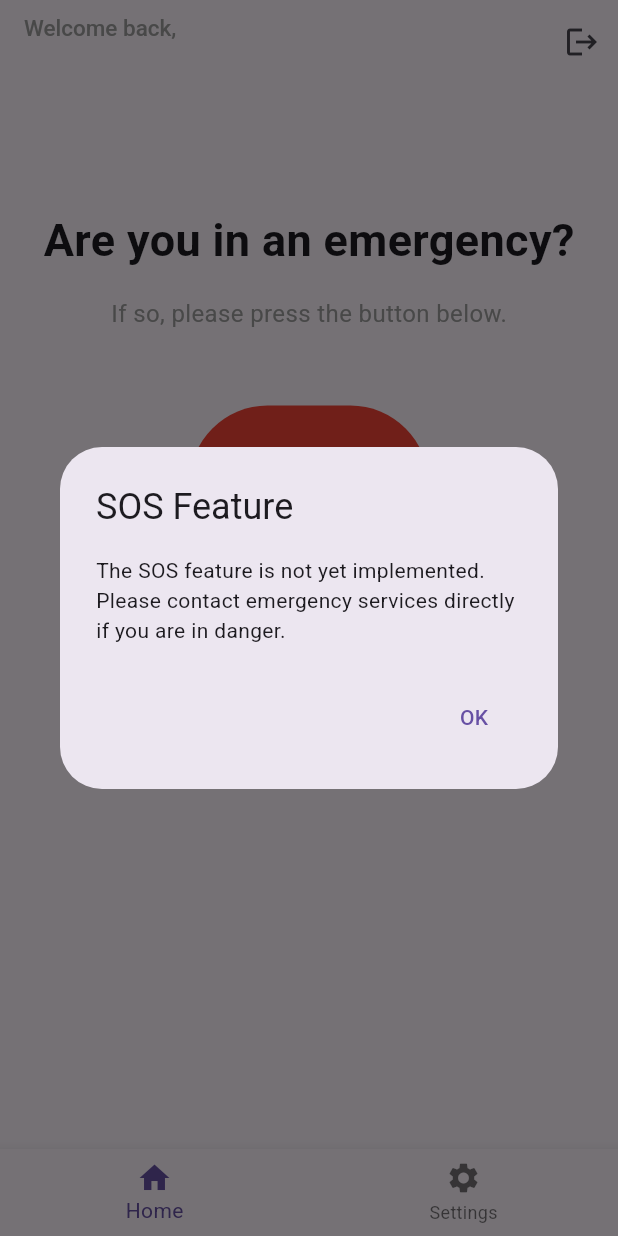
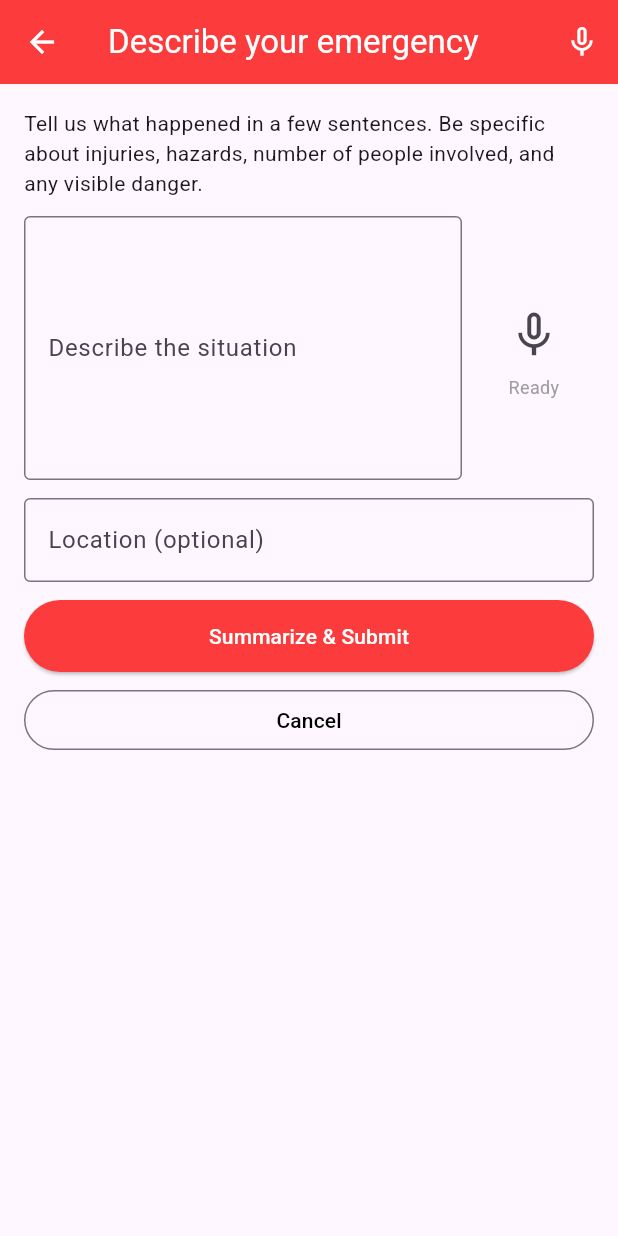
Before and after one commit to barjr/ResQ, a Flutter app: the screen it shows once a user with an empty profile is signed in, after a tap on "SOS", on a phone screen of 412 x 824 dp. Run offline on Flutter 3.47's test engine with Material 3 defaults, Android fonts, the phone set to English and light mode, and no system bars; our stand-ins replace firebase_auth, firebase_core, speech_to_text; accounts and stored records are empty.

Commit message:
Add customer/helper views and SOS reporting with AI summary
Introduces CustomerViewPage and HelperViewPage for handling help requests, and SosReportPage for submitting emergency reports with optional AI-generated summaries and voice input. Adds HelpRequest model, in-memory RequestStore service, and a placeholder MockSummarizer. Updates dashboard to link to new pages, removes unused helpers from create_account, and integrates CocoaPods for iOS and macOS. Also updates Info.plist and Xcode project settings for new features and identifiers.

```diff
--- /dev/null
+++ b/lib/models/help_request.dart
@@ -0,0 +1,15 @@
+class HelpRequest {
+  final String id;
+  final String reporterName;
+  final String description;
+  final String? location;
+  final DateTime createdAt;
+
+  HelpRequest({
+    required this.id,
+    required this.reporterName,
+    required this.description,
+    this.location,
+    DateTime? createdAt,
+  }) : createdAt = createdAt ?? DateTime.now();
+}
--- a/lib/pages/dashboard.dart
+++ b/lib/pages/dashboard.dart
@@ -1,5 +1,8 @@
 import 'package:flutter/material.dart';
 import 'package:firebase_auth/firebase_auth.dart';
+import 'package:resq/pages/customer_view.dart';
+import 'package:resq/pages/helper_view.dart';
+import 'package:resq/pages/sos_report.dart';
 
 class DashboardPage extends StatefulWidget {
   const DashboardPage({super.key});
@@ -117,27 +120,39 @@ class _DashboardPageState extends State<DashboardPage> {
                   ),
                 ),
                 onPressed: () {
-                  showDialog(
-                    context: context,
-                    builder: (BuildContext context) {
-                      return AlertDialog(
-                        title: const Text('SOS Feature'),
-                        content: const Text(
-                          'The SOS feature is not yet implemented.\nPlease contact emergency services directly if you are in danger.',
-                        ),
-                        actions: [
-                          TextButton(
-                            onPressed: () {
-                              Navigator.of(context).pop();
-                            },
-                            child: const Text('OK'),
-                          ),
-                        ],
-                      );
-                    },
+                  Navigator.of(context).push(
+                    MaterialPageRoute(builder: (_) => const SosReportPage()),
                   );
                 },
                 child: const Text("SOS", style: TextStyle(fontSize: 50)),
+              ),
+              const SizedBox(height: 24),
+              ElevatedButton(
+                onPressed: () {
+                  Navigator.of(context).push(
+                    MaterialPageRoute(builder: (_) => const CustomerViewPage()),
+                  );
+                },
+                style: ElevatedButton.styleFrom(
+                  backgroundColor: Colors.blue,
+                  foregroundColor: Colors.white,
+                  padding: const EdgeInsets.symmetric(horizontal: 24, vertical: 14),
+                ),
+                child: const Text('Customer View'),
+              ),
+              const SizedBox(height: 12),
+              ElevatedButton(
+                onPressed: () {
+                  Navigator.of(context).push(
+                    MaterialPageRoute(builder: (_) => const HelperViewPage()),
+                  );
+                },
+                style: ElevatedButton.styleFrom(
+                  backgroundColor: Colors.green,
+                  foregroundColor: Colors.white,
+                  padding: const EdgeInsets.symmetric(horizontal: 24, vertical: 14),
+                ),
+                child: const Text('Helper View'),
               ),
             ],
           ),
--- /dev/null
+++ b/lib/pages/sos_report.dart
@@ -0,0 +1,224 @@
+import 'package:flutter/material.dart';
+import 'package:resq/services/summarizer.dart';
+import 'package:resq/services/request_store.dart';
+import 'package:speech_to_text/speech_to_text.dart' as stt;
+
+class SosReportPage extends StatefulWidget {
+  const SosReportPage({super.key});
+
+  @override
+  State<SosReportPage> createState() => _SosReportPageState();
+}
+
+class _SosReportPageState extends State<SosReportPage> {
+  final _formKey = GlobalKey<FormState>();
+  final _descCtrl = TextEditingController();
+  final _locationCtrl = TextEditingController();
+  bool _isSummarizing = false;
+  late stt.SpeechToText _speech;
+  bool _speechAvailable = false;
+  bool _listening = false;
+
+  @override
+  void dispose() {
+    _descCtrl.dispose();
+    _locationCtrl.dispose();
+    super.dispose();
+  }
+
+  @override
+  void initState() {
+    super.initState();
+    _speech = stt.SpeechToText();
+    _initSpeech();
+  }
+
+  Future<void> _initSpeech() async {
+    try {
+      _speechAvailable = await _speech.initialize(onError: (e) {
+        // ignore: avoid_print
+        print('Speech init error: $e');
+      });
+      setState(() {});
+    } catch (e) {
+      // ignore: avoid_print
+      print('Error initializing speech: $e');
+      _speechAvailable = false;
+    }
+  }
+
+  void _toggleListening() async {
+    if (!_speechAvailable) {
+      await _initSpeech();
+      if (!_speechAvailable) return;
+    }
+
+    if (_listening) {
+      await _speech.stop();
+      setState(() => _listening = false);
+      return;
+    }
+
+    setState(() => _listening = true);
+    await _speech.listen(onResult: (result) {
+      setState(() {
+        // append recognized words to existing text
+        final recognized = result.recognizedWords;
+        if (_descCtrl.text.trim().isEmpty) {
+          _descCtrl.text = recognized;
+        } else {
+          _descCtrl.text = '${_descCtrl.text} $recognized';
+        }
+        // move cursor to end
+        _descCtrl.selection = TextSelection.fromPosition(TextPosition(offset: _descCtrl.text.length));
+      });
+    });
+  }
+
+  Future<void> _summarize() async {
+    if (!_formKey.currentState!.validate()) return;
+    setState(() => _isSummarizing = true);
+    final summarizer = MockSummarizer();
+    final summary = await summarizer.summarize(
+      description: _descCtrl.text.trim(),
+      location: _locationCtrl.text.trim().isEmpty ? null : _locationCtrl.text.trim(),
+    );
+    if (!mounted) return;
+    setState(() => _isSummarizing = false);
+
+    showDialog(
+      context: context,
+      builder: (_) => AlertDialog(
+        title: const Text('AI Summary'),
+        content: Text(summary),
+        actions: [
+          TextButton(
+            onPressed: () => Navigator.of(context).pop(),
+            child: const Text('Close'),
+          ),
+          TextButton(
+            onPressed: () {
+              Navigator.of(context).pop();
+              // persist to in-memory store so helpers can see the request
+              try {
+                // use a placeholder reporter name for now
+                RequestStore.instance.addRequest(
+                  reporterName: 'Anonymous',
+                  description: _descCtrl.text.trim(),
+                  location: _locationCtrl.text.trim().isEmpty ? null : _locationCtrl.text.trim(),
+                );
+              } catch (e) {
+                // ignore: avoid_print
+                print('Failed to add request: $e');
+              }
+              ScaffoldMessenger.of(context).showSnackBar(
+                const SnackBar(content: Text('Report submitted')),
+              );
+              Navigator.of(context).pop();
+            },
+            child: const Text('Submit'),
+          ),
+        ],
+      ),
+    );
+  }
+
+  @override
+  Widget build(BuildContext context) {
+    return Scaffold(
+      appBar: AppBar(
+        iconTheme: IconThemeData(color: Colors.white),
+        title: const Text('Describe your emergency', style: TextStyle(color: Colors.white),),
+        backgroundColor: const Color(0xFFFC3B3C),
+        actions: [
+          IconButton(
+            tooltip: 'Use voice input',
+            icon: Icon(_listening ? Icons.mic : Icons.mic_none),
+            onPressed: _toggleListening,
+          ),
+        ],
+      ),
+      body: SafeArea(
+        child: Padding(
+          padding: const EdgeInsets.all(16.0),
+          child: Form(
+            key: _formKey,
+            child: Column(
+              crossAxisAlignment: CrossAxisAlignment.stretch,
+              children: [
+                const Text(
+                  'Tell us what happened in a few sentences. Be specific about injuries, hazards, number of people involved, and any visible danger.',
+                ),
+                const SizedBox(height: 12),
+                Row(
+                  children: [
+                    Expanded(
+                      child: TextFormField(
+                        controller: _descCtrl,
+                        maxLines: null,
+                        minLines: 6,
+                        decoration: const InputDecoration(
+                          border: OutlineInputBorder(),
+                          labelText: 'Describe the situation',
+                        ),
+                        validator: (v) => (v == null || v.trim().isEmpty) ? 'Please describe the situation' : null,
+                      ),
+                    ),
+                    const SizedBox(width: 8),
+                    Column(
+                      mainAxisSize: MainAxisSize.min,
+                      children: [
+                        IconButton(
+                          iconSize: 36,
+                          color: _listening ? Colors.red : null,
+                          icon: Icon(_listening ? Icons.mic : Icons.mic_none),
+                          onPressed: _toggleListening,
+                        ),
+                        SizedBox(
+                          width: 80,
+                          child: Text(
+                            _speechAvailable ? (_listening ? 'Listening' : 'Ready') : 'Unavailable',
+                            textAlign: TextAlign.center,
+                            style: TextStyle(
+                              fontSize: 12,
+                              color: _speechAvailable ? Colors.grey : Colors.red,
+                            ),
+                          ),
+                        ),
+                      ],
+                    ),
+                  ],
+                ),
+                const SizedBox(height: 12),
+                TextFormField(
+                  controller: _locationCtrl,
+                  decoration: const InputDecoration(
+                    border: OutlineInputBorder(),
+                    labelText: 'Location (optional)',
+                    hintText: 'e.g., near 5th Ave & Pine St',
+                  ),
+                ),
+                const SizedBox(height: 12),
+                SizedBox(
+                  height: 48,
+                  child: ElevatedButton(
+                    onPressed: _isSummarizing ? null : _summarize,
+                    style: ElevatedButton.styleFrom(backgroundColor: const Color(0xFFFC3B3C)),
+                    child: _isSummarizing
+                        ? const SizedBox(height: 20, width: 20, child: CircularProgressIndicator(strokeWidth: 2, valueColor: AlwaysStoppedAnimation<Color>(Colors.white)))
+                        : const Text('Summarize & Submit', style: TextStyle(color: Colors.white),),
+                  ),
+                ),
+                const SizedBox(height: 8),
+                OutlinedButton(
+                  onPressed: () => Navigator.of(context).pop(),
+                  child: const Text('Cancel', style: TextStyle(color: Colors.black),),
+                ),
+              ],
+            ),
+          ),
+        ),
+      ),
+    );
+  }
+}
--- /dev/null
+++ b/lib/services/request_store.dart
@@ -0,0 +1,34 @@
+import 'dart:async';
+import 'package:resq/models/help_request.dart';
+import 'package:uuid/uuid.dart';
+
+class RequestStore {
+  RequestStore._internal();
+
+  static final RequestStore _instance = RequestStore._internal();
+  static RequestStore get instance => _instance;
+
+  final _requests = <HelpRequest>[];
+  final _controller = StreamController<List<HelpRequest>>.broadcast();
+  final _uuid = Uuid();
+
+  Stream<List<HelpRequest>> get stream => _controller.stream;
+
+  void addRequest({required String reporterName, required String description, String? location}) {
+    final req = HelpRequest(
+      id: _uuid.v4(),
+      reporterName: reporterName,
+      description: description,
+      location: location,
+    );
+    _requests.insert(0, req);
+    _controller.add(List.unmodifiable(_requests));
+  }
+
+  void removeRequest(String id) {
+    _requests.removeWhere((r) => r.id == id);
+    _controller.add(List.unmodifiable(_requests));
+  }
+
+  List<HelpRequest> snapshot() => List.unmodifiable(_requests);
+}
--- a/pubspec.yaml
+++ b/pubspec.yaml
@@ -32,6 +32,8 @@ dependencies:
     sdk: flutter
   firebase_core: ^4.1.0
   firebase_auth: ^6.0.2
+  speech_to_text: ^7.3.0
+  uuid: ^4.1.0
 
   # The following adds the Cupertino Icons font to your application.
   # Use with the CupertinoIcons class for iOS style icons.
```
Also changed, not shown: lib/pages/create_account.dart (+2 -30 lines), lib/pages/customer_view.dart (added, +101 -0 lines), lib/pages/helper_view.dart (added, +111 -0 lines), lib/services/summarizer.dart (added, +75 -0 lines), pubspec.lock, 12 other files.
